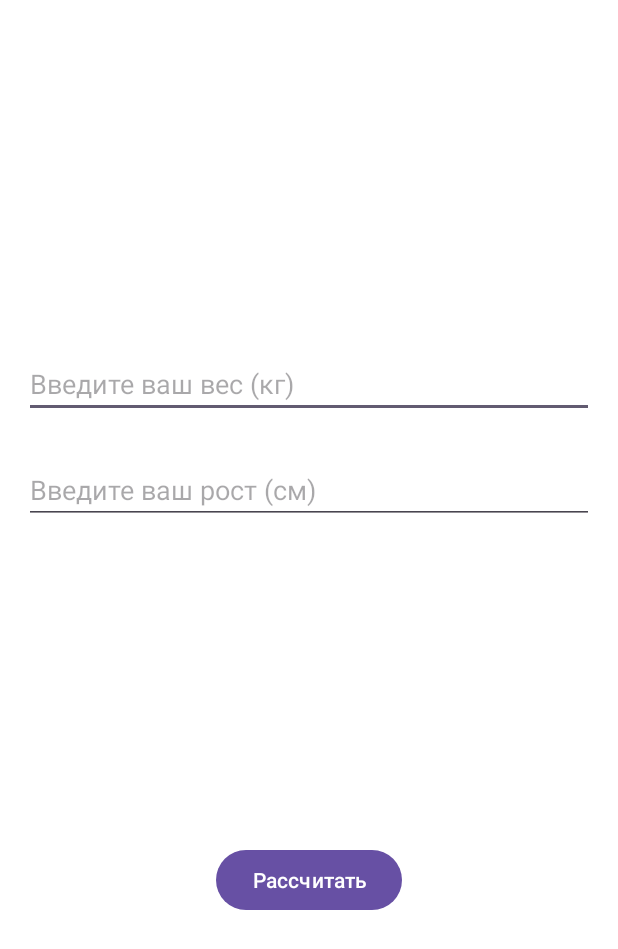
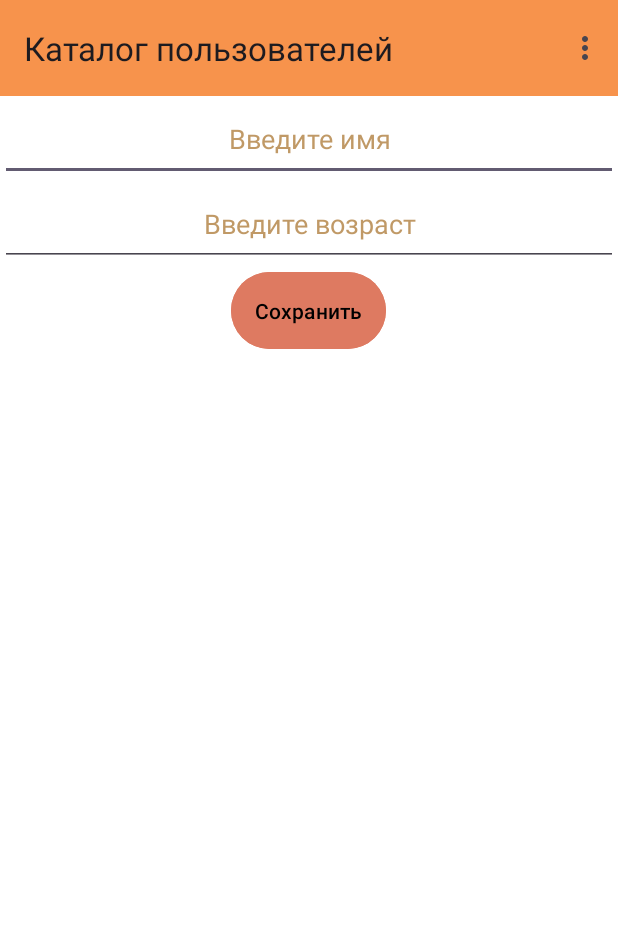
Before and after one commit to PawPrintsInTheDark/AndroidLessons, an Android app: the screen it shows after launch (MainActivity), on a phone screen of 412 x 824 dp. Shown: the top 949 px of the screen. Run offline under Robolectric (Android 15) with nearby library versions, the phone set to English and light mode, and no system bars.

Commit message:
ListView

```diff
--- a/app/src/main/java/com/example/androidlessons/MainActivity.kt
+++ b/app/src/main/java/com/example/androidlessons/MainActivity.kt
@@ -1,50 +1,89 @@
 package com.example.androidlessons
 
-import android.content.Intent
+import android.annotation.SuppressLint
+import android.graphics.Color
 import android.os.Bundle
+import android.view.Menu
+import android.view.MenuItem
+import android.view.View
+import android.view.ViewGroup
+import android.widget.AdapterView
+import android.widget.ArrayAdapter
 import android.widget.Button
 import android.widget.EditText
+import android.widget.ListView
+import android.widget.TextView
 import android.widget.Toast
 import androidx.appcompat.app.AppCompatActivity
-import androidx.core.view.ViewCompat
-import androidx.core.view.WindowInsetsCompat
+
 
 class MainActivity : AppCompatActivity() {
 
+    private val userList: MutableList<User> = mutableListOf<User>()
+    private lateinit var saveBTN: Button
+    private lateinit var nameET: EditText
+    private lateinit var ageET: EditText
+    private lateinit var listviewLV: ListView
+    private lateinit var toolbarMain: androidx.appcompat.widget.Toolbar
 
-    private lateinit var calculateBTN: Button
-    private lateinit var weightET: EditText
-    private lateinit var heightET: EditText
 
+    @SuppressLint("MissingInflatedId")
     override fun onCreate(savedInstanceState: Bundle?) {
         super.onCreate(savedInstanceState)
         setContentView(R.layout.activity_main)
-        ViewCompat.setOnApplyWindowInsetsListener(findViewById(R.id.main)) { v, insets ->
-            val systemBars = insets.getInsets(WindowInsetsCompat.Type.systemBars())
-            v.setPadding(systemBars.left, systemBars.top, systemBars.right, systemBars.bottom)
-            insets
+
+        toolbarMain = findViewById(R.id.toolbarMain)
+        setSupportActionBar(toolbarMain)
+        title = "Каталог пользователей"
+
+        saveBTN = findViewById(R.id.SaveButton)
+        nameET = findViewById(R.id.NametInput)
+        ageET = findViewById(R.id.AgeInput)
+        listviewLV = findViewById(R.id.listViewLV)
+
+        // Код для смены цвета текста у ListView
+        val adapter =
+            object : ArrayAdapter<User>(this, android.R.layout.simple_list_item_1, userList) {
+                override fun getView(position: Int, convertView: View?, parent: ViewGroup): View {
+                    val view = super.getView(position, convertView, parent)
+                    val tv = view.findViewById<View>(android.R.id.text1) as TextView
+                    tv.setTextColor(Color.BLACK)
+                    return view
+                }
+            }
+        listviewLV.adapter = adapter
+
+        saveBTN.setOnClickListener {
+            val name = nameET.text.toString()
+            val age = ageET.text.toString()
+            if (name.isNotEmpty() && age.isNotEmpty()) {
+                userList.add(User(name, age.toInt()))
+                adapter.notifyDataSetChanged()
+                nameET.text.clear()
+                ageET.text.clear()
+            }
         }
 
-
-        calculateBTN = findViewById(R.id.calculateButton)
-        weightET = findViewById(R.id.weightInput)
-        heightET = findViewById(R.id.heightInput)
-
-        calculateBTN.setOnClickListener {
-            val weight = weightET.text.toString().toDoubleOrNull()
-            val height = heightET.text.toString().toDoubleOrNull()?.div(100)
-
-            if (weight != null && height != null) {
-                val intent = Intent(this, SecondActivity::class.java)
-                intent.putExtra("weight", weight)
-                intent.putExtra("height", height)
-                startActivity(intent)
-            }else{
-                Toast.makeText(this, "Данные введены не верно! ", Toast.LENGTH_SHORT).show()
+        listviewLV.onItemClickListener =
+            AdapterView.OnItemClickListener { _, _, position, _ ->
+                Toast.makeText(this, "Пользователь \"${userList[position].name}\" удалён", Toast.LENGTH_SHORT).show()
+                userList.removeAt(position)
+                adapter.notifyDataSetChanged();
             }
-        }
     }
 
 
+    override fun onCreateOptionsMenu(menu: Menu?): Boolean {
+        menuInflater.inflate(R.menu.menu_main, menu)
+        return true
+    }
+
+    override fun onOptionsItemSelected(item: MenuItem): Boolean {
+        when (item.itemId) {
+            R.id.exitMenuMain -> finish()
+        }
+        return super.onOptionsItemSelected(item)
+    }
+
 
 }
--- a/app/src/main/res/layout/activity_main.xml
+++ b/app/src/main/res/layout/activity_main.xml
@@ -1,48 +1,71 @@
 <?xml version="1.0" encoding="utf-8"?>
-<androidx.constraintlayout.widget.ConstraintLayout xmlns:android="http://schemas.android.com/apk/res/android"
+<LinearLayout xmlns:android="http://schemas.android.com/apk/res/android"
     xmlns:app="http://schemas.android.com/apk/res-auto"
     xmlns:tools="http://schemas.android.com/tools"
     android:id="@+id/main"
     android:layout_width="match_parent"
     android:layout_height="match_parent"
-    tools:context=".MainActivity"
-    android:background="@color/white">
+    android:background="@color/white"
+    android:orientation="vertical"
+    tools:context=".MainActivity">
+
+    <androidx.appcompat.widget.Toolbar
+        android:id="@+id/toolbarMain"
+        android:layout_width="match_parent"
+        android:layout_height="wrap_content"
+        android:layout_gravity="top"
+        android:background="@color/color3"
+        tools:ignore="MissingConstraints" />
 
     <EditText
-        android:id="@+id/weightInput"
+        android:id="@+id/NametInput"
         android:layout_width="match_parent"
         android:layout_height="wrap_content"
-        android:layout_marginLeft="16dp"
-        android:layout_marginRight="16dp"
-        android:hint="@string/weight"
-        android:inputType="numberDecimal"
+        android:gravity="center"
+        android:hint="@string/name"
+        android:inputType="textAutoComplete"
+        android:padding="16dp"
+        android:textColorHint="#A39D6010"
+        android:textColor="@color/black"
         app:layout_constraintBottom_toBottomOf="parent"
         app:layout_constraintTop_toTopOf="parent"
         app:layout_constraintVertical_bias="0.3"
         tools:ignore="MissingConstraints" />
 
     <EditText
-        android:id="@+id/heightInput"
+        android:id="@+id/AgeInput"
         android:layout_width="match_parent"
         android:layout_height="wrap_content"
-        android:hint="@string/height"
+        android:gravity="center"
+        android:hint="@string/age"
         android:inputType="numberDecimal"
-        android:layout_marginLeft="16dp"
-        android:layout_marginRight="16dp"
+        android:padding="16dp"
+        android:textColorHint="#A39D6010"
+        android:textColor="@color/black"
         app:layout_constraintBottom_toBottomOf="parent"
-        app:layout_constraintTop_toBottomOf="@+id/weightInput"
-        tools:ignore="MissingConstraints"
-        app:layout_constraintVertical_bias="0.05"/>
+        app:layout_constraintTop_toBottomOf="@+id/NametInput"
+        app:layout_constraintVertical_bias="0.05"
+        tools:ignore="MissingConstraints" />
 
     <Button
-        android:id="@+id/calculateButton"
+        android:id="@+id/SaveButton"
+
         android:layout_width="wrap_content"
         android:layout_height="wrap_content"
-        android:text="@string/calculate"
-        app:layout_constraintBottom_toBottomOf="parent"
+        android:layout_gravity="center"
+        android:backgroundTint="#DE7A61"
+        android:padding="16dp"
+        android:text="@string/Save"
+        android:textColor="@color/black"
         app:layout_constraintEnd_toEndOf="parent"
         app:layout_constraintStart_toStartOf="parent"
-        app:layout_constraintTop_toBottomOf="@+id/heightInput"
+        app:layout_constraintTop_toBottomOf="@+id/AgeInput"
         tools:ignore="MissingConstraints" />
 
-</androidx.constraintlayout.widget.ConstraintLayout>
+    <ListView
+        android:id="@+id/listViewLV"
+        android:layout_width="wrap_content"
+        android:layout_height="wrap_content"
+        android:layout_gravity="center" />
+
+</LinearLayout>
--- /dev/null
+++ b/app/src/main/res/menu/menu_main.xml
@@ -0,0 +1,10 @@
+<?xml version="1.0" encoding="utf-8"?>
+<menu xmlns:android="http://schemas.android.com/apk/res/android"
+    xmlns:app="http://schemas.android.com/apk/res-auto">
+    <item
+        android:id="@+id/exitMenuMain"
+        android:orderInCategory="50"
+        android:title="@string/exit"
+        app:showAsAction="never"/>
+
+</menu>
--- a/app/src/main/res/values-night/themes.xml
+++ b/app/src/main/res/values-night/themes.xml
@@ -3,5 +3,6 @@
     <style name="Base.Theme.AndroidLessons" parent="Theme.Material3.DayNight.NoActionBar">
         <!-- Customize your dark theme here. -->
         <!-- <item name="colorPrimary">@color/my_dark_primary</item> -->
+        <item name="android:statusBarColor">@color/color3</item>
     </style>
 </resources>
--- a/app/src/main/res/values/strings.xml
+++ b/app/src/main/res/values/strings.xml
@@ -1,7 +1,7 @@
 <resources>
     <string name="app_name">AndroidLessons</string>
-    <string name="weight">Введите ваш вес (кг)</string>
-    <string name="height">Введите ваш рост (см)</string>
-    <string name="calculate">Рассчитать</string>
-    <string name="bmiimg">bmiImg</string>
+    <string name="Save">Сохранить</string>
+    <string name="age">Введите возраст</string>
+    <string name="name">Введите имя</string>
+    <string name="exit">Exit</string>
 </resources>
```
Also changed, not shown: app/src/main/java/com/example/androidlessons/SecondActivity.kt (deleted, +0 -66 lines), app/src/main/java/com/example/androidlessons/User.kt (added, +7 -0 lines), app/src/main/res/layout/activity_second.xml (deleted, +0 -33 lines), 6 other files.
